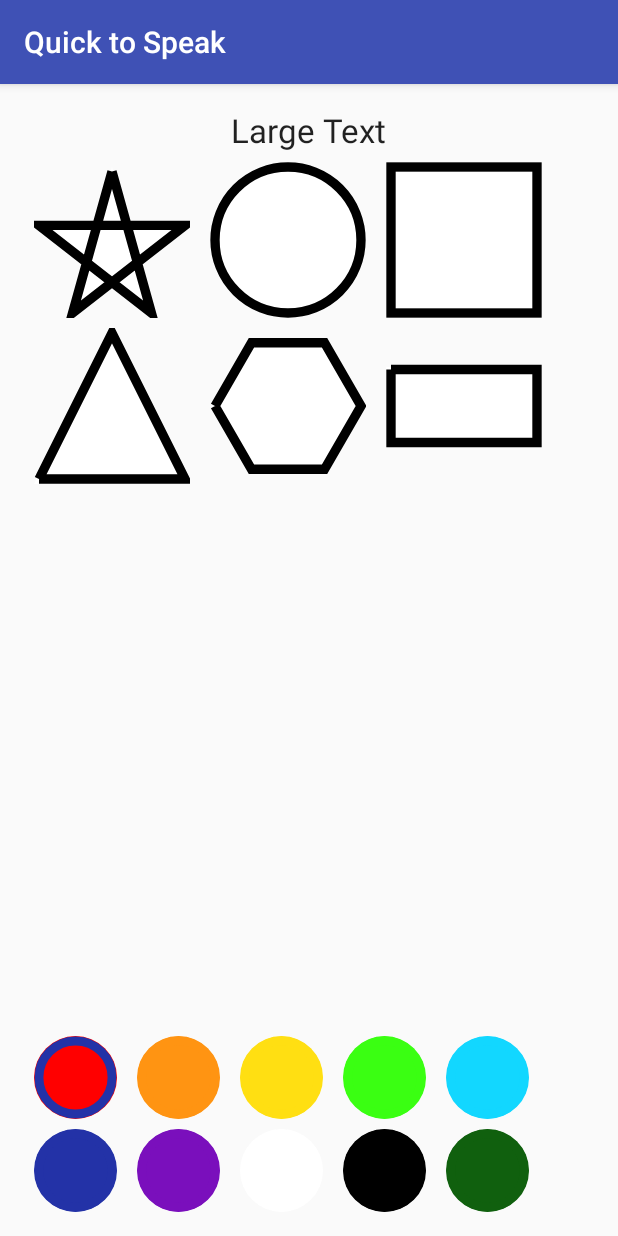
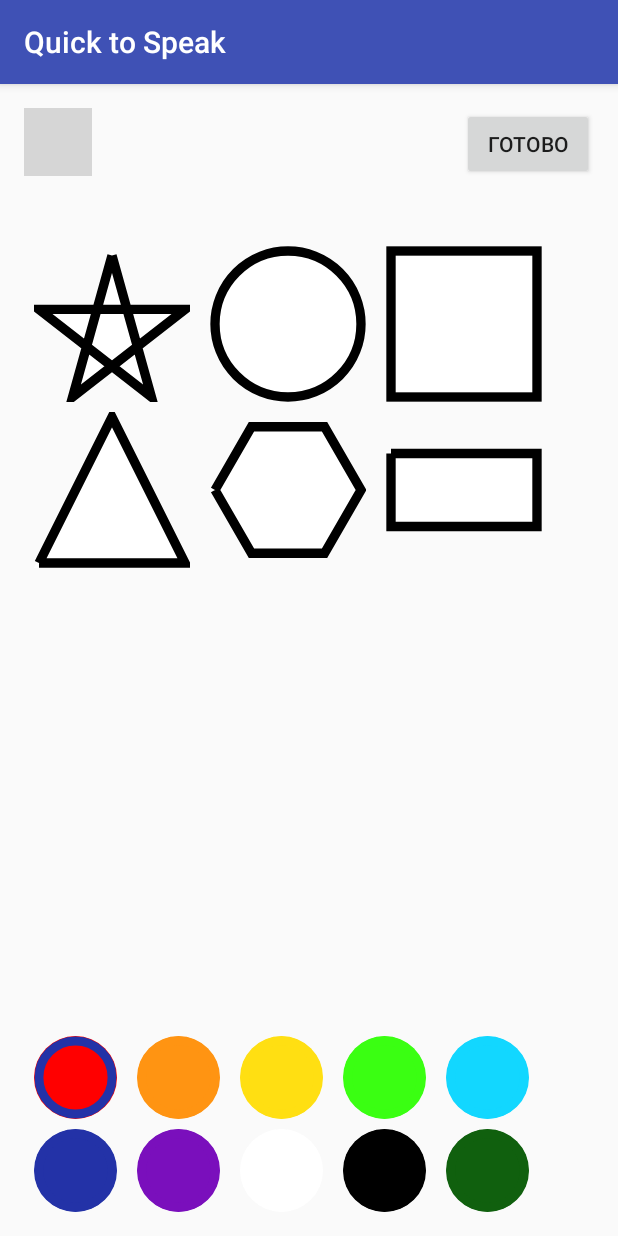
Before and after one commit to vasileuskivadzim/DashkaApp, an Android app: the ShapeColoringExerciseActivity screen opened directly, with no data from a screen before it, on a phone screen of 412 x 824 dp. Run offline under Robolectric (Android 15) with nearby library versions, the phone set to English and light mode, and no system bars; libraries missing offline, so code that uses them is left out: ru.yandex.speechkit; grey boxes are pictures that could not be loaded.

Commit message:
Color Shapes exercise

```diff
--- a/app/src/main/java/com/dashkasystems/testapp1/ExerciseFactory.java
+++ b/app/src/main/java/com/dashkasystems/testapp1/ExerciseFactory.java
@@ -1,5 +1,6 @@
 package com.dashkasystems.testapp1;
 
+import android.support.annotation.ColorRes;
 import android.support.annotation.DrawableRes;
 
 import java.util.HashSet;
@@ -47,6 +48,10 @@ public class ExerciseFactory {
         return new ChooseImageExercise(namedPictures);
     }
 
+
+
+
+
     private static String[] sentences = {"Кошка съела воробья и теперь не голодна."};
 
     public static ReorderWordsExercise reorderWordsExercise(int index) {
@@ -55,5 +60,22 @@ public class ExerciseFactory {
 
 
 
+    private static ShapeColoringExercise.Shapes[] shapes = {ShapeColoringExercise.Shapes.CIRCLE,
+            ShapeColoringExercise.Shapes.SQUARE, ShapeColoringExercise.Shapes.TRIANGLE,
+            ShapeColoringExercise.Shapes.STAR, ShapeColoringExercise.Shapes.RECTANGLE,
+            ShapeColoringExercise.Shapes.HEXAGON };
+    private static String[] shapeNames = {"Круг", "Квадрат", "Треугольник", "Звезда", "Прямоугольник", "Шестиугольник"};
+    private static String[] colorNames = {"Красный", "Оранжевый", "Жёлтый", "Зелёный", "Голубой", "Синий"};
+    @ColorRes
+    private static int[] colors = {R.color.red, R.color.orange, R.color.yellow,
+            R.color.green, R.color.blue, R.color.darkBlue};
+
+
+    public static ShapeColoringExercise shapeColoringExercise() {
+        return new ShapeColoringExercise(shapes, shapeNames, colors, colorNames);
+    }
+
+
+
 
 }
--- a/app/src/main/java/com/dashkasystems/testapp1/ShapeColoringExercise.java
+++ b/app/src/main/java/com/dashkasystems/testapp1/ShapeColoringExercise.java
@@ -3,6 +3,7 @@ package com.dashkasystems.testapp1;
 import android.graphics.drawable.ShapeDrawable;
 import android.graphics.drawable.shapes.Shape;
 import android.support.annotation.ColorRes;
+import android.util.Log;
 
 /**
  * Created by pandasystems on 11/27/16.
@@ -14,32 +15,75 @@ public class ShapeColoringExercise {
 
     public @ColorRes int[] colors;
     public Shapes[] shapes;
+    private String[] shapeNames;
+    private String[] colorNames;
 
-    public int[] shuffledIndexes;
+    private int[] shuffledShapesIndexes;
+    private int[] shuffledColorsIndexes;
+    private boolean[] rightColoring;
 
 
-    public ShapeColoringExercise(Shapes[] shapes, @ColorRes int[] colors){
+    public ShapeColoringExercise(Shapes[] shapes, String[] shapeNames, @ColorRes int[] colors, String[] colorNames){
         this.colors = colors;
         this.shapes = shapes;
+        this.shapeNames = shapeNames;
+        this.colorNames = colorNames;
 
         this.formIndexes();
+        this.initColoring();
         this.mutate();
     }
 
     public void formIndexes() {
-        shuffledIndexes = new int[shapes.length];
+        shuffledShapesIndexes = new int[shapes.length];
+        shuffledColorsIndexes = new int[shapes.length];
         for (int i = 0; i < shapes.length; i++) {
-            shuffledIndexes[i] = i;
+            shuffledShapesIndexes[i] = i;
+            shuffledColorsIndexes[i] = i;
         }
     }
 
-    public void mutate() {
-        RandomHelper.shuffleIndexArray(this.shuffledIndexes);
+    public void initColoring() {
+        rightColoring = new boolean[shapes.length];
+        for (int i = 0; i < shapes.length; i++) {
+            rightColoring[i] = false;
+        }
     }
 
+
+    public void mutate() {
+        RandomHelper.shuffleIndexArray(this.shuffledColorsIndexes);
+        RandomHelper.shuffleIndexArray(this.shuffledShapesIndexes);
+    }
+
+    public boolean isRightColored() {
+        for (int i = 0; i < this.rightColoring.length; i++) {
+            if (!this.rightColoring[i]) {
+                return false;
+            }
+        }
+        return true;
+    }
+
+    public String textAtIndex(int index) {
+        int shuffledShapeIndex = this.shuffledShapesIndexes[index];
+        String shapeName = this.shapeNames[shuffledShapeIndex];
+        int trueColorIndex = this.shuffledColorsIndexes[index];
+        String colorName = this.colorNames[trueColorIndex];
+        return colorName + " " + shapeName;
+    }
+
+
+    public void drawShapeAtIndex(int index, int color){
+        int trueColorIndex = this.shuffledColorsIndexes[index];
+        int trueColor = this.colors[trueColorIndex];
+        this.rightColoring[index] = (color == trueColor);
+    }
+
+
     public ShapeDrawable shapeAtIndex(int index, int width, int height, int color, int borderColor) {
-        int shuffledIndex = this.shuffledIndexes[index];
-        Shapes shape = this.shapes[shuffledIndex];
+        int shuffledShapeIndex = this.shuffledShapesIndexes[index];
+        Shapes shape = this.shapes[shuffledShapeIndex];
         switch (shape) {
             case HEXAGON:
                 return ShapeFactory.drawHexagon(width, height, color, borderColor);
@@ -56,7 +100,6 @@ public class ShapeColoringExercise {
             default:
                 return null;
         }
-
     }
 
 }
--- a/app/src/main/java/com/dashkasystems/testapp1/ShapeColoringExerciseActivity.java
+++ b/app/src/main/java/com/dashkasystems/testapp1/ShapeColoringExerciseActivity.java
@@ -7,11 +7,16 @@ import android.support.v7.app.AppCompatActivity;
 import android.os.Bundle;
 import android.view.MotionEvent;
 import android.view.View;
+import android.widget.Button;
+import android.widget.ImageButton;
 import android.widget.ImageView;
 import android.widget.TableLayout;
 import android.widget.TableRow;
+import android.widget.TextView;
 
-public class ShapeColoringExerciseActivity extends AppCompatActivity implements View.OnTouchListener {
+import ru.yandex.speechkit.Vocalizer;
+
+public class ShapeColoringExerciseActivity extends AppCompatActivity implements View.OnTouchListener, View.OnClickListener {
 
     private  @ColorRes int[] palette = {R.color.red, R.color.orange, R.color.yellow, R.color.green, R.color.blue,
             R.color.darkBlue, R.color.purple, R.color.white, R.color.black, R.color.darkGreen};
@@ -31,6 +36,16 @@ public class ShapeColoringExerciseActivity extends AppCompatActivity implements
         this.setupExercise();
         this.configureShapeTable();
         this.configurePaletteView();
+
+
+        TextView captionLabel = (TextView) findViewById(R.id.textView);
+        captionLabel.setText(getIntent().getStringExtra("CHOSEN_EXERCISE_INTENT_KEY"));
+
+        ImageButton vocalizeBtn = (ImageButton) findViewById(R.id.speakBtn);
+        vocalizeBtn.setOnClickListener(this);
+
+        Button checkBtn = (Button) findViewById(R.id.checkBtn);
+        checkBtn.setOnClickListener(this);
     }
 
 
@@ -105,13 +120,7 @@ public class ShapeColoringExerciseActivity extends AppCompatActivity implements
     }
 
     protected void setupExercise() {
-        ShapeColoringExercise.Shapes[] shapes = {ShapeColoringExercise.Shapes.CIRCLE,
-                ShapeColoringExercise.Shapes.SQUARE, ShapeColoringExercise.Shapes.TRIANGLE,
-                ShapeColoringExercise.Shapes.STAR, ShapeColoringExercise.Shapes.RECTANGLE,
-                ShapeColoringExercise.Shapes.HEXAGON };
-        @ColorRes int[] colors = {R.color.red, R.color.orange, R.color.yellow,
-                R.color.green, R.color.blue, R.color.darkBlue};
-        this.exercise = new ShapeColoringExercise(shapes, colors);
+        this.exercise = ExerciseFactory.shapeColoringExercise();
     }
 
 
@@ -145,11 +154,39 @@ public class ShapeColoringExerciseActivity extends AppCompatActivity implements
 
     private void fillShape(View v, int index) {
         ImageView imageView = (ImageView) v;
-        int color = getResources().getColor(this.palette[this.currentColorIndex]);
+        int colorId = this.palette[this.currentColorIndex];
+        this.exercise.drawShapeAtIndex(index, colorId);
+        int color = getResources().getColor(colorId);
         int borderColor = getResources().getColor(R.color.black);
         ShapeDrawable shape = this.exercise.shapeAtIndex(index, this.shapeDim, this.shapeDim, color, borderColor);
         imageView.setImageDrawable(shape);
     }
 
 
+    @Override
+    public void onClick(View v) {
+        switch (v.getId()) {
+            case R.id.checkBtn:
+                this.checkResult();
+                break;
+            case R.id.speakBtn:
+                this.vocalize();
+                break;
+            default:break;
+        }
+    }
+
+    private int vocalizeIndex = 0;
+    private void vocalize() {
+        Vocalizer vocalizer = Vocalizer.createVocalizer("ru-RU", this.exercise.textAtIndex(this.vocalizeIndex), true);
+        vocalizer.start();
+        this.vocalizeIndex++;
+        if (this.vocalizeIndex == this.exercise.shapes.length) {
+            this.vocalizeIndex = 0;
+        }
+    }
+
+    private void checkResult() {
+        ToastHelper.showToast(this, this.exercise.isRightColored());
+    }
 }
--- a/app/src/main/res/layout/activity_shape_coloring_exercise.xml
+++ b/app/src/main/res/layout/activity_shape_coloring_exercise.xml
@@ -1,5 +1,6 @@
 <?xml version="1.0" encoding="utf-8"?>
 <RelativeLayout xmlns:android="http://schemas.android.com/apk/res/android"
+    xmlns:app="http://schemas.android.com/apk/res-auto"
     xmlns:tools="http://schemas.android.com/tools"
     android:layout_width="match_parent"
     android:layout_height="match_parent"
@@ -12,32 +13,52 @@
     <TableLayout
         android:layout_width="match_parent"
         android:layout_height="wrap_content"
-        android:layout_alignParentLeft="true"
-        android:layout_alignParentStart="true"
+        android:id="@+id/palletelayout"
+        android:minHeight="30dp"
+        android:layout_alignParentBottom="true"
         android:layout_alignParentRight="true"
-        android:layout_alignParentEnd="true"
+        android:layout_alignParentEnd="true"></TableLayout>
+
+    <TableLayout
+        android:layout_width="match_parent"
+        android:layout_height="wrap_content"
+        android:layout_marginTop="40dp"
         android:id="@+id/shapeLayout"
-        android:layout_below="@+id/textView2"
-        android:minHeight="30dp">
+        android:minHeight="30dp"
+        android:layout_below="@+id/speakBtn"
+        android:layout_alignParentStart="true">
 
     </TableLayout>
+
+    <ImageButton
+        android:layout_width="45dp"
+        android:layout_height="45dp"
+        app:srcCompat="@drawable/speak"
+        android:id="@+id/speakBtn"
+        android:scaleType="fitCenter"
+        android:cropToPadding="false"
+        android:adjustViewBounds="true"
+        android:padding="0dp"
+        android:layout_alignParentTop="true"
+        android:layout_alignParentStart="true" />
+
+    <Button
+        android:text="Готово"
+        android:layout_width="wrap_content"
+        android:layout_height="wrap_content"
+        android:id="@+id/checkBtn"
+        android:layout_alignParentTop="true"
+        android:layout_alignParentEnd="true" />
 
     <TextView
         android:layout_width="wrap_content"
         android:layout_height="wrap_content"
         android:textAppearance="?android:attr/textAppearanceLarge"
         android:text="Large Text"
-        android:id="@+id/textView2"
-        android:layout_alignParentTop="true"
-        android:layout_centerHorizontal="true" />
-
-    <TableLayout
-        android:layout_width="match_parent"
-        android:layout_height="wrap_content"
-        android:id="@+id/palletelayout"
-        android:minHeight="30dp"
-        android:layout_alignParentBottom="true"
-        android:layout_alignParentRight="true"
-        android:layout_alignParentEnd="true"></TableLayout>
+        android:id="@+id/textView"
+        android:layout_marginStart="10dp"
+        android:layout_marginTop="10dp"
+        android:layout_toEndOf="@+id/speakBtn"
+        android:layout_alignParentTop="true" />
 
 </RelativeLayout>
```
